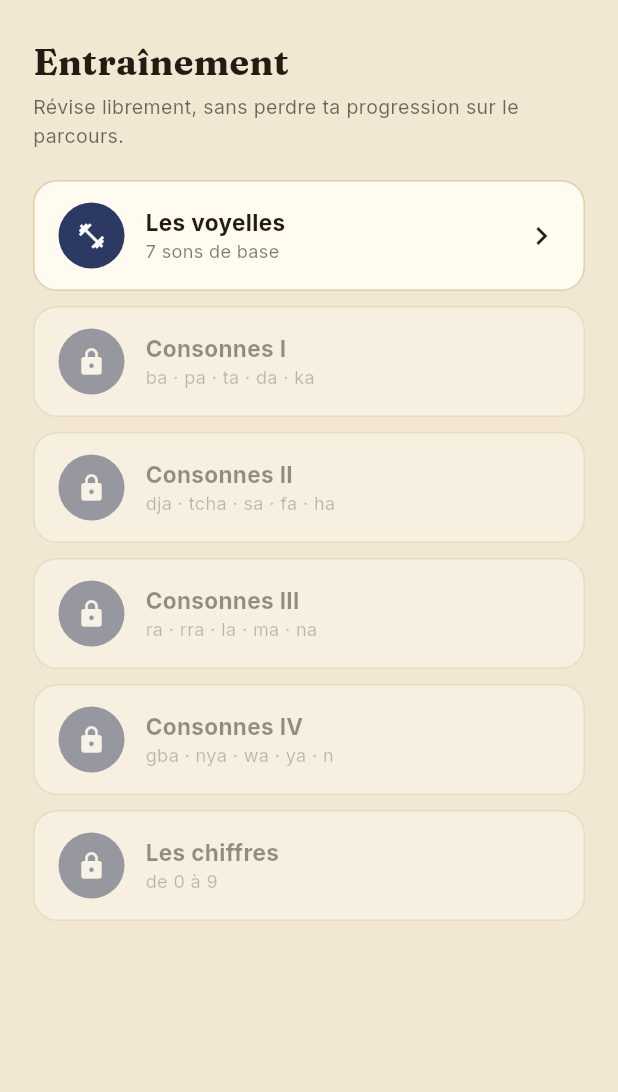
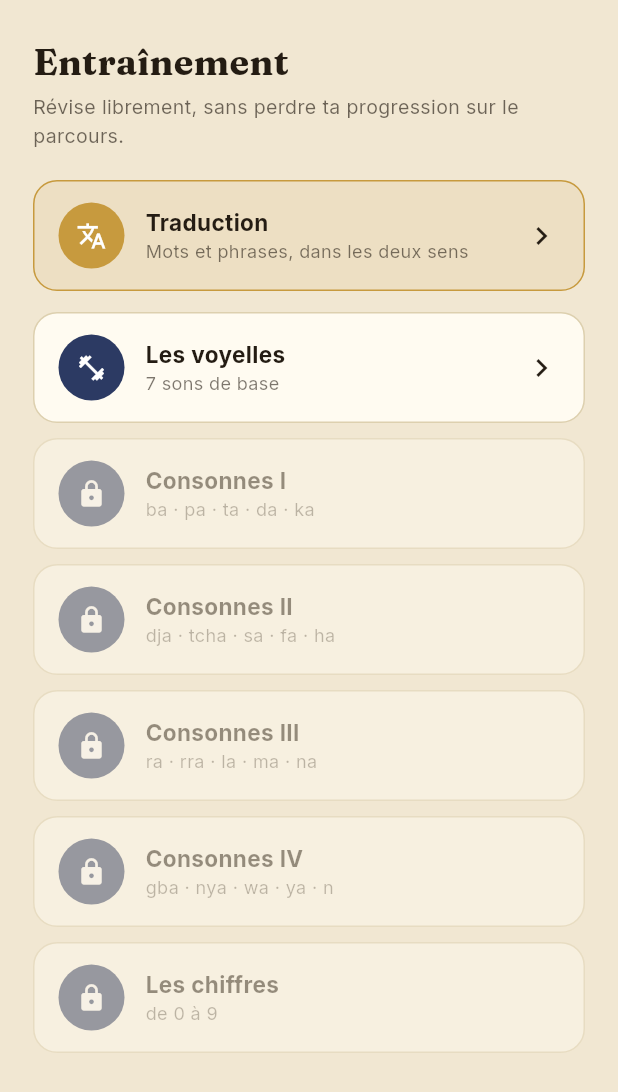
Before and after one commit to boubacarsidibe/nkokaran, a Flutter app: the PracticeScreen widget shown alone on an empty page, opened directly with empty values, on a phone screen of 412 x 824 dp. Shown: the top 1092 px of the screen. Run offline on Flutter 3.47's test engine with Material 3 defaults, Android fonts, the phone set to English and light mode, and no system bars; our stand-ins replace audioplayers, cloud_firestore, firebase_auth, firebase_core, flutter_tts, google_fonts and 2 more; accounts and stored records are empty.

Commit message:
feat(practice): branche l'entrainement de traduction bidirectionnel
Ajoute une banque de traductions courtes (N'Ko -> francais et
francais -> N'Ko) puisee dans le vocabulaire deja verifie ailleurs dans
l'app, et l'expose comme une nouvelle entree dans l'onglet Entrainement.

Co-Authored-By: Claude Sonnet 5 <noreply@anthropic.com>
Claude-Session: https://claude.ai/code/session_01LTyuDKGbh8CqKzSNDJqWLo

```diff
--- a/lib/screens/practice_screen.dart
+++ b/lib/screens/practice_screen.dart
@@ -11,6 +11,7 @@ class PracticeScreen extends StatelessWidget {
   final VoidCallback onPracticeMistakes;
   final VoidCallback onPracticeReview;
   final int dueReviewCount;
+  final VoidCallback onPracticeTranslation;
 
   const PracticeScreen({
     super.key,
@@ -19,6 +20,7 @@ class PracticeScreen extends StatelessWidget {
     required this.onPracticeMistakes,
     required this.onPracticeReview,
     required this.dueReviewCount,
+    required this.onPracticeTranslation,
   });
 
   @override
@@ -58,6 +60,8 @@ class PracticeScreen extends StatelessWidget {
                       _ReviewRow(count: dueReviewCount, onTap: onPracticeReview),
                       const SizedBox(height: 14),
                     ],
+                    _TranslationRow(onTap: onPracticeTranslation),
+                    const SizedBox(height: 14),
                     for (var i = 0; i < practicable.length; i++) ...[
                       if (i > 0) const SizedBox(height: 10),
                       Builder(builder: (context) {
@@ -184,6 +188,55 @@ class _ReviewRow extends StatelessWidget {
   }
 }
 
+class _TranslationRow extends StatelessWidget {
+  final VoidCallback onTap;
+  const _TranslationRow({required this.onTap});
+
+  @override
+  Widget build(BuildContext context) {
+    return Container(
+      decoration: BoxDecoration(
+        color: AppColors.gold.withValues(alpha: 0.1),
+        border: Border.all(color: AppColors.gold),
+        borderRadius: BorderRadius.circular(16),
+      ),
+      child: Material(
+        color: Colors.transparent,
+        child: InkWell(
+          borderRadius: BorderRadius.circular(16),
+          onTap: onTap,
+          child: Padding(
+            padding: const EdgeInsets.symmetric(horizontal: 16, vertical: 14),
+            child: Row(
+              children: [
+                Container(
+                  width: 44,
+                  height: 44,
+                  decoration: const BoxDecoration(color: AppColors.gold, shape: BoxShape.circle),
+                  alignment: Alignment.center,
+                  child: const Icon(Icons.translate, color: Colors.white, size: 20),
+                ),
+                const SizedBox(width: 14),
+                Expanded(
+                  child: Column(
+                    crossAxisAlignment: CrossAxisAlignment.start,
+                    children: [
+                      Text("Traduction", style: AppText.inter(fontSize: 15, fontWeight: FontWeight.w700)),
+                      Text("Mots et phrases, dans les deux sens",
+                          style: AppText.inter(fontSize: 12, color: AppColors.ink.withValues(alpha: 0.6))),
+                    ],
+                  ),
+                ),
+                const Icon(Icons.chevron_right, color: AppColors.ink),
+              ],
+            ),
+          ),
+        ),
+      ),
+    );
+  }
+}
+
 class _PracticeRow extends StatelessWidget {
   final NkoUnit unit;
   final bool unlocked;
```
Also changed, not shown: lib/models/nko_data.dart (+64 -2 lines).
